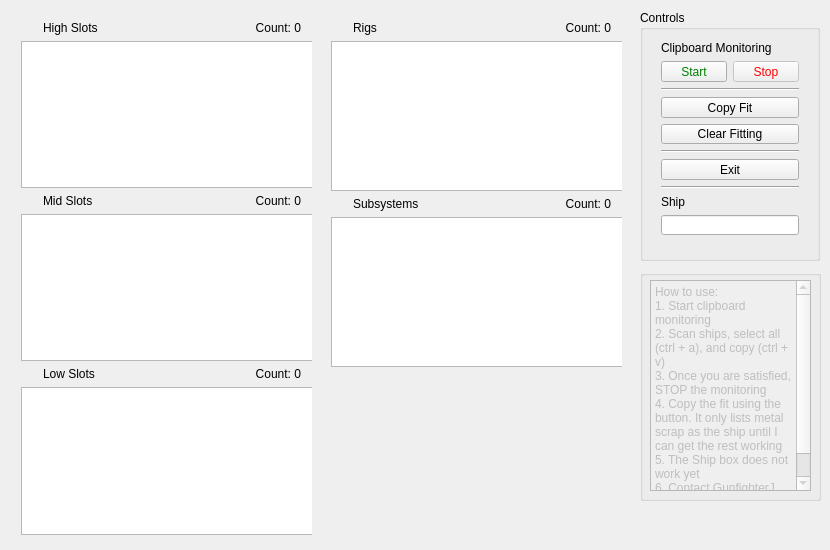
Before: the Qt Designer form resources/ui/mainwindow.ui in joejenniges/FitScan, drawn with Qt 5.
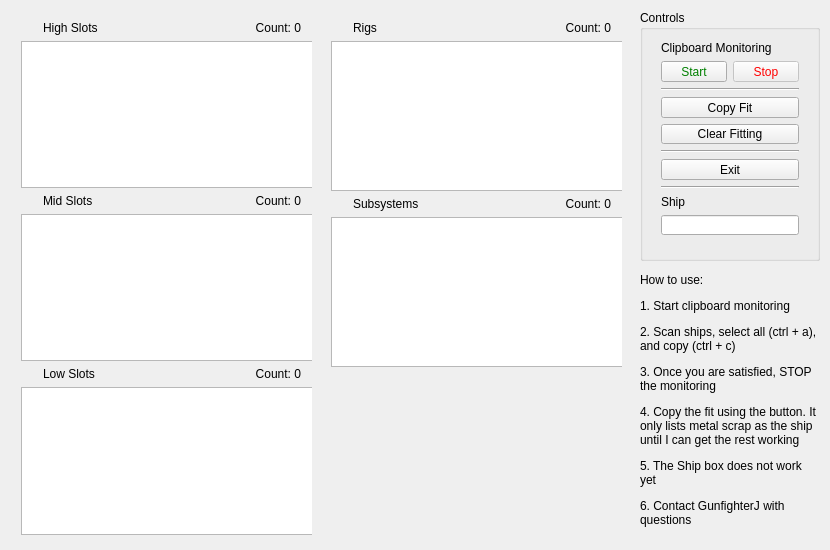
After: the same form once the commit is applied. Icons and pictures are not drawn.

The edit to the form file:
```diff
--- a/resources/ui/mainwindow.ui
+++ b/resources/ui/mainwindow.ui
@@ -475,40 +475,21 @@
      </item>
     </layout>
    </widget>
-   <widget class="QGroupBox" name="groupBox_2">
+   <widget class="QLabel" name="label_2">
     <property name="geometry">
      <rect>
       <x>640</x>
       <y>270</y>
       <width>181</width>
-      <height>231</height>
+      <height>261</height>
      </rect>
     </property>
-    <property name="title">
-     <string/>
+    <property name="text">
+     <string>&lt;html&gt;&lt;head/&gt;&lt;body&gt;&lt;p&gt;How to use:&lt;/p&gt;&lt;p&gt;1. Start clipboard monitoring&lt;/p&gt;&lt;p&gt;2. Scan ships, select all (ctrl + a), and copy (ctrl + c)&lt;/p&gt;&lt;p&gt;3. Once you are satisfied, STOP the monitoring&lt;/p&gt;&lt;p&gt;4. Copy the fit using the button. It only lists metal scrap as the ship until I can get the rest working&lt;/p&gt;&lt;p&gt;5. The Ship box does not work yet&lt;/p&gt;&lt;p&gt;6. Contact GunfighterJ with questions&lt;/p&gt;&lt;/body&gt;&lt;/html&gt;</string>
     </property>
-    <widget class="QPlainTextEdit" name="plainTextEdit">
-     <property name="enabled">
-      <bool>false</bool>
-     </property>
-     <property name="geometry">
-      <rect>
-       <x>10</x>
-       <y>10</y>
-       <width>161</width>
-       <height>211</height>
-      </rect>
-     </property>
-     <property name="plainText">
-      <string>How to use:
-1. Start clipboard monitoring
-2. Scan ships, select all (ctrl + a), and copy (ctrl + v)
-3. Once you are satisfied, STOP the monitoring
-4. Copy the fit using the button. It only lists metal scrap as the ship until I can get the rest working
-5. The Ship box does not work yet
-6. Contact GunfighterJ with questions</string>
-     </property>
-    </widget>
+    <property name="wordWrap">
+     <bool>true</bool>
+    </property>
    </widget>
   </widget>
  </widget>
```
